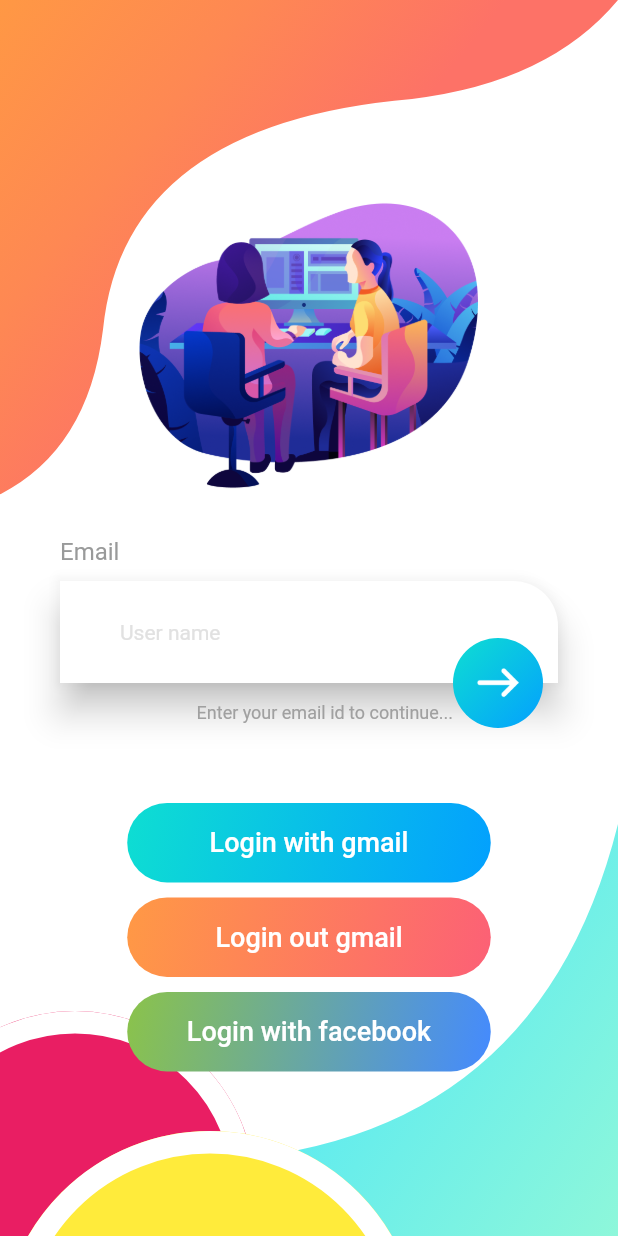
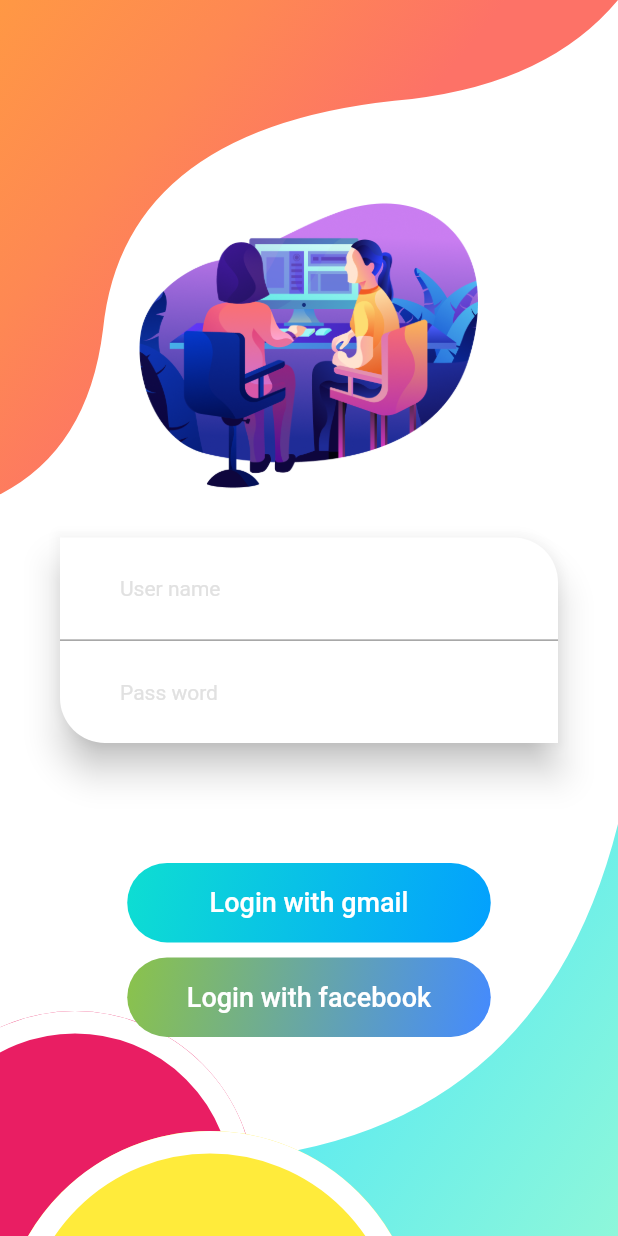
Before and after one commit to maithanhphuongbt/FlutterLearning, a Flutter app: the screen it shows after launch, after a tap on "Login with firebase", on a phone screen of 412 x 824 dp. Run offline on Flutter 3.47's test engine with Material 2 defaults, Android fonts, the phone set to English and light mode, and no system bars; our stand-ins replace firebase_auth, flutter_redux, google_sign_in, redux; missing offline and left inert: flutter_facebook_login; accounts and stored records are empty.

Commit message:
+ Base source

```diff
--- a/flutter_tutorial_chain/flutter_tutorial_chain/lib/login/view/ForceGround.dart
+++ b/flutter_tutorial_chain/flutter_tutorial_chain/lib/login/view/ForceGround.dart
@@ -14,8 +14,6 @@ class _ForceGroundState extends State<ForceGround> {
 
   @override
   Widget build(BuildContext context) {
-
-    final userNameController = TextEditingController()
 
     // init google sign in
 
@@ -83,46 +81,15 @@ class _ForceGroundState extends State<ForceGround> {
             Column(
               crossAxisAlignment: CrossAxisAlignment.start,
               children: <Widget>[
-                Padding(
-                  padding: EdgeInsets.only(left: 40, bottom: 10),
-                  child: Text(
-                    "Email",
-                    style: TextStyle(fontSize: 16, color: Color(0xFF999A9A)),
-                  ),
-                ),
                 Stack(
                   alignment: Alignment.bottomRight,
                   children: <Widget>[
-                    InputWidget(30.0, 0.0, userNameController),
+                    InputWidget(30.0, 0.0),
                     Padding(
                         padding: EdgeInsets.only(right: 50),
                         child: Row(
                           children: <Widget>[
-                            Expanded(
-                                child: Padding(
-                              padding: EdgeInsets.only(top: 40),
-                              child: Text(
-                                'Enter your email id to continue...',
-                                textAlign: TextAlign.end,
-                                style: TextStyle(
-                                    color: Color(0xFFA0A0A0), fontSize: 12),
-                              ),
-                            )),
-                            Container(
-                              padding: EdgeInsets.all(10),
-                              decoration: ShapeDecoration(
-                                shape: CircleBorder(),
-                                gradient: LinearGradient(
-                                    colors: loginEmail,
-                                    begin: Alignment.topLeft,
-                                    end: Alignment.bottomRight),
-                              ),
-                              child: ImageIcon(
-                                AssetImage("images/ic_forward.png"),
-                                size: 40,
-                                color: Colors.white,
-                              ),
-                            ),
+
                           ],
                         ))
                   ],
@@ -134,8 +101,8 @@ class _ForceGroundState extends State<ForceGround> {
             ),
             roundedRectButton(
                 "Login with gmail", loginEmail, false, _handleSignIn),
-            roundedRectButton(
-                "Login out gmail", logOutEmail, false, _handleSignOut),
+//            roundedRectButton(
+//                "Login out gmail", logOutEmail, false, _handleSignOut),
             roundedRectButton(
                 "Login with facebook", loginFacebook, false, initiateFacebookLogin),
 
--- a/flutter_tutorial_chain/flutter_tutorial_chain/lib/login/view/InputWidget.dart
+++ b/flutter_tutorial_chain/flutter_tutorial_chain/lib/login/view/InputWidget.dart
@@ -3,9 +3,8 @@ import 'package:flutter/material.dart';
 class InputWidget extends StatelessWidget {
   final double topRight;
   final double bottomRight;
-  final userNameController = TextEditingController();
 
-  InputWidget(this.topRight, this.bottomRight, userNameController);
+  InputWidget(this.topRight, this.bottomRight);
 
   @override
   Widget build(BuildContext context) {
@@ -18,18 +17,36 @@ class InputWidget extends StatelessWidget {
           color: Colors.white,
           shape: RoundedRectangleBorder(
               borderRadius: BorderRadius.only(
-                  bottomRight: Radius.circular(bottomRight),
+                  bottomLeft: Radius.circular(topRight),
                   topRight: Radius.circular(topRight))),
-          child: Padding(
+          child: new Column(
+            children: <Widget>[
+              Container(
                 padding: EdgeInsets.only(left: 40, right: 20, top: 10, bottom: 10),
+                decoration: BoxDecoration(
+                  border: Border(
+                    bottom: BorderSide(width: 1, color: Colors.grey),
+                  ),
+                ),
                 child: TextField(
-              controller: userNameController,
                   decoration: InputDecoration(
                       border: InputBorder.none,
                       hintText: "User name",
                       hintStyle: TextStyle(color: Color(0xFFE1E1E1), fontSize: 14)),
                 ),
               ),
+              Padding(
+                padding: EdgeInsets.only(left: 40, right: 20, top: 10, bottom: 10),
+                child: TextField(
+                  obscureText: true,
+                  decoration: InputDecoration(
+                      border: InputBorder.none,
+                      hintText: "Pass word",
+                      hintStyle: TextStyle(color: Color(0xFFE1E1E1), fontSize: 14)),
+                ),
+              ),
+            ],
+          )
         ),
       ),
     );
--- a/flutter_tutorial_chain/flutter_tutorial_chain/lib/main.dart
+++ b/flutter_tutorial_chain/flutter_tutorial_chain/lib/main.dart
@@ -17,7 +17,7 @@ int counterReducer(int state, dynamic action) {
   return state;
 }
 
-void main() {
+void main() async{
   // Create your store as a final variable in a base Widget. This works better
   // with Hot Reload than creating it directly in the `build` function.
   final store = new Store<int>(counterReducer, initialState: 0);
--- a/flutter_tutorial_chain/flutter_tutorial_chain/pubspec.yaml
+++ b/flutter_tutorial_chain/flutter_tutorial_chain/pubspec.yaml
@@ -24,7 +24,9 @@ dependencies:
   google_sign_in: ^4.0.1+1
   flutter_facebook_login: ^1.1.1
   flutter_redux: ^0.5.3
-
+  redux: ^3.0.0
+  shared_preferences: ^0.4.3
+  redux_logging: ^0.3.0
   # The following adds the Cupertino Icons font to your application.
   # Use with the CupertinoIcons class for iOS style icons.
   cupertino_icons: ^0.1.2
```
Also changed, not shown: flutter_tutorial_chain/flutter_tutorial_chain/lib/model/model.dart (deleted). Lines whose indentation alone changed are shown as unchanged.
